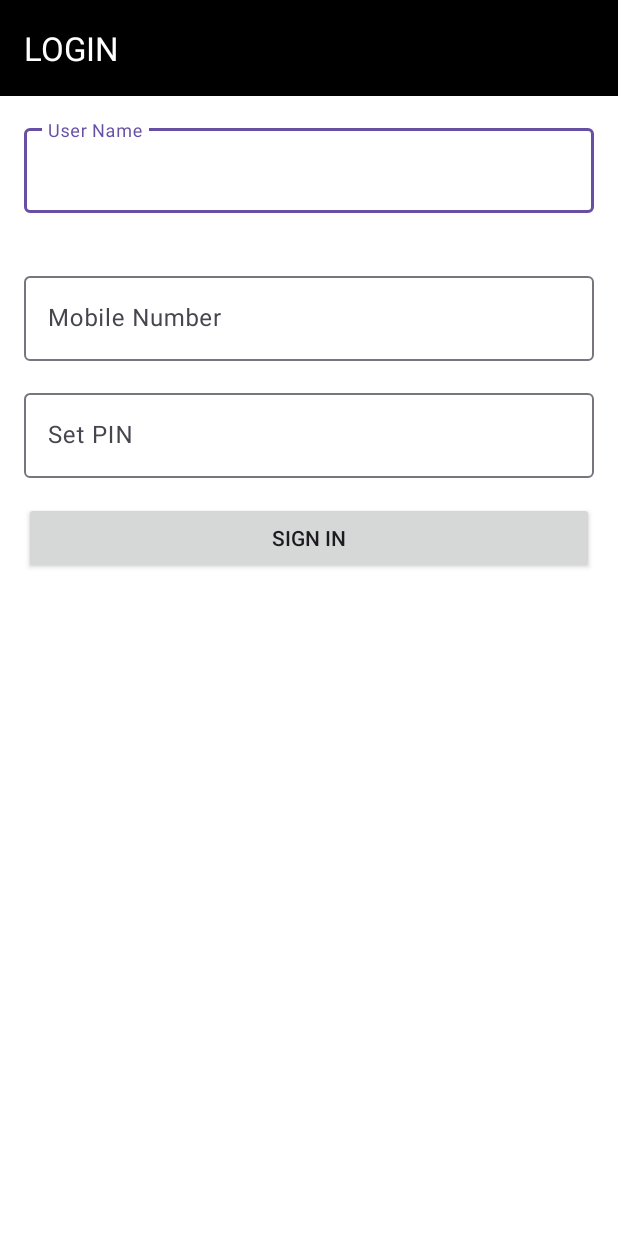
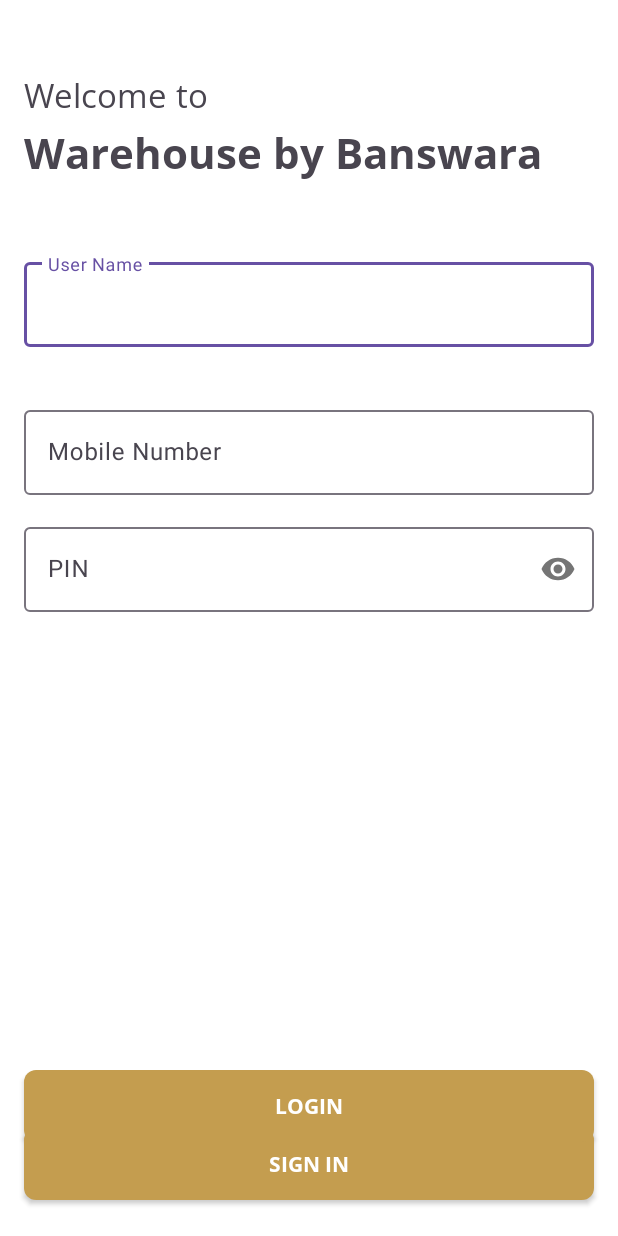
Before and after one commit to siddheshchandorkar/banswara_android_warehouse, an Android app: the screen it shows after launch (LoginActivity), on a phone screen of 412 x 824 dp. Run offline under Robolectric (Android 15) with nearby library versions, the phone set to English and light mode, and no system bars; our stand-ins replace data binding; 10 statements that could not run were skipped.

Commit message:
Login & Sign Up screen design

```diff
--- a/app/src/main/java/com/banswara/warehouse/login/LoginViewModel.kt
+++ b/app/src/main/java/com/banswara/warehouse/login/LoginViewModel.kt
@@ -9,6 +9,7 @@ class LoginViewModel {
 	val userName = MutableLiveData<String>()
 	val userNameError = MutableLiveData<String>()
 	val mobileNumber = MutableLiveData<String>()
+	val isLogin = MutableLiveData<Boolean>(true)
 	val deviceId = MutableLiveData<String>()
 	val pin = MutableLiveData<String>()
 	val events = MutableLiveData<LoginEvents>()
@@ -18,6 +19,10 @@ class LoginViewModel {
 		if(checkSignInValidations()){
 			events.value = LoginEvents.SIGN_IN
 		}
+	}
+
+	fun createAccount(view: View){
+		isLogin.value = false
 	}
 
 	private fun checkSignInValidations(): Boolean {
--- a/app/src/main/java/com/banswara/warehouse/product_details/ProductDetailsActivity.kt
+++ /dev/null
@@ -1,12 +0,0 @@
-package com.banswara.warehouse.product_details
-
-import android.os.Bundle
-import android.os.PersistableBundle
-import androidx.appcompat.app.AppCompatActivity
-
-class ProductDetailsActivity : AppCompatActivity(){
-
-	override fun onCreate(savedInstanceState: Bundle?, persistentState: PersistableBundle?) {
-		super.onCreate(savedInstanceState, persistentState)
-	}
-}
--- a/app/src/main/java/com/banswara/warehouse/product_details/ProductDetailsViewModel.kt
+++ /dev/null
@@ -1,4 +0,0 @@
-package com.banswara.warehouse.product_details
-
-class ProductDetailsViewModel {
-}
--- /dev/null
+++ b/app/src/main/java/com/banswara/warehouse/splash/SplashScreenActivity.kt
@@ -0,0 +1,20 @@
+package com.banswara.warehouse.splash
+
+import android.content.Intent
+import android.os.Bundle
+import android.os.Handler
+import android.os.Looper
+import androidx.appcompat.app.AppCompatActivity
+import com.banswara.warehouse.R
+import com.banswara.warehouse.login.LoginActivity
+
+class SplashScreenActivity : AppCompatActivity() {
+
+	override fun onCreate(savedInstanceState: Bundle?) {
+		super.onCreate(savedInstanceState)
+		setContentView(R.layout.activity_splash_screen)
+		Handler(Looper.getMainLooper()).postDelayed({
+			startActivity(Intent(this, LoginActivity::class.java))
+		},3000)
+	}
+}
--- /dev/null
+++ b/app/src/main/res/drawable/bg_round_golden.xml
@@ -0,0 +1,6 @@
+<?xml version="1.0" encoding="utf-8"?>
+<shape xmlns:android="http://schemas.android.com/apk/res/android"
+    android:shape="rectangle">
+    <solid android:color="#C49D4F" />
+    <corners android:radius="8dp" />
+</shape>
--- /dev/null
+++ b/app/src/main/res/font/font_bold.xml
@@ -0,0 +1,7 @@
+<?xml version="1.0" encoding="utf-8"?>
+<font-family xmlns:android="http://schemas.android.com/apk/res/android">
+
+    <font android:fontStyle="normal"
+        android:fontWeight="400"
+        android:font="@font/open_sans_bold"/>
+</font-family>
--- /dev/null
+++ b/app/src/main/res/font/font_italic.xml
@@ -0,0 +1,7 @@
+<?xml version="1.0" encoding="utf-8"?>
+<font-family xmlns:android="http://schemas.android.com/apk/res/android">
+
+    <font android:fontStyle="normal"
+        android:fontWeight="400"
+        android:font="@font/open_sans_italic"/>
+</font-family>
--- /dev/null
+++ b/app/src/main/res/font/font_medium.xml
@@ -0,0 +1,7 @@
+<?xml version="1.0" encoding="utf-8"?>
+<font-family xmlns:android="http://schemas.android.com/apk/res/android">
+
+    <font android:fontStyle="normal"
+        android:fontWeight="400"
+        android:font="@font/open_sans_medium"/>
+</font-family>
--- /dev/null
+++ b/app/src/main/res/font/font_regular.xml
@@ -0,0 +1,7 @@
+<?xml version="1.0" encoding="utf-8"?>
+<font-family xmlns:android="http://schemas.android.com/apk/res/android">
+
+    <font android:fontStyle="normal"
+        android:fontWeight="400"
+        android:font="@font/open_sans_regular"/>
+</font-family>
--- a/app/src/main/res/layout/activity_login.xml
+++ b/app/src/main/res/layout/activity_login.xml
@@ -1,5 +1,6 @@
 <?xml version="1.0" encoding="utf-8"?>
-<layout xmlns:app="http://schemas.android.com/apk/res-auto">
+<layout xmlns:app="http://schemas.android.com/apk/res-auto"
+    xmlns:tools="http://schemas.android.com/tools">
 
     <data>
 
@@ -15,33 +16,52 @@
         android:layout_height="match_parent"
         android:background="@color/white">
 
-        <com.google.android.material.appbar.AppBarLayout
-            android:id="@+id/appbar"
-            android:layout_width="match_parent"
+        <TextView
+            android:id="@+id/tv_welcome"
+            android:layout_width="wrap_content"
             android:layout_height="wrap_content"
-            app:layout_constraintTop_toTopOf="parent">
+            android:layout_marginStart="16dp"
+            android:layout_marginTop="48dp"
+            android:layout_marginEnd="16dp"
+            android:fontFamily="@font/font_regular"
+            android:text="@{vm.isLogin? @string/welcome_to: @string/sign_up}"
+            android:textSize="22sp"
+            app:layout_constraintStart_toStartOf="parent"
+            app:layout_constraintTop_toTopOf="parent"
+            tools:text="@string/welcome_to" />
 
-            <androidx.appcompat.widget.Toolbar
-                android:layout_width="match_parent"
-                android:layout_height="wrap_content"
-                android:background="@color/black"
-                app:title="LOGIN"
-                app:titleTextColor="@color/white" />
-        </com.google.android.material.appbar.AppBarLayout>
+        <TextView
+            android:id="@+id/tv_warehouse"
+            android:layout_width="0dp"
+            android:layout_height="wrap_content"
+            android:layout_marginStart="16dp"
+            android:layout_marginTop="4dp"
+            android:layout_marginEnd="16dp"
+            app:layout_constraintEnd_toEndOf="parent"
+            android:fontFamily="@font/font_bold"
+            android:text="@{vm.isLogin? @string/warehouse_by_banswara: @string/create_new_account}"
+            android:textSize="28sp"
+            app:layout_constraintStart_toStartOf="parent"
+            app:layout_constraintTop_toBottomOf="@id/tv_welcome"
+            tools:text="@string/warehouse_by_banswara" />
 
         <com.google.android.material.textfield.TextInputLayout
             android:id="@+id/til_user_name"
             android:layout_width="match_parent"
             android:layout_height="wrap_content"
-            android:layout_margin="16dp"
+            android:layout_marginEnd="16dp"
+            android:layout_marginStart="16dp"
+            android:layout_marginTop="48dp"
             android:hint="@string/user_name"
             app:errorEnabled="@{TextUtils.isEmpty(vm.userNameError)}"
-            app:layout_constraintTop_toBottomOf="@id/appbar">
+            app:layout_constraintTop_toBottomOf="@id/tv_warehouse">
 
             <com.google.android.material.textfield.TextInputEditText
                 android:id="@+id/et_user_name"
                 android:layout_width="match_parent"
                 android:layout_height="wrap_content"
+                android:inputType="text"
+                android:maxLength="25"
                 android:text="@={vm.userName}"
                 app:error="@{vm.userNameError}" />
 
@@ -52,14 +72,20 @@
             android:id="@+id/til_mobile_number"
             android:layout_width="match_parent"
             android:layout_height="wrap_content"
-            android:layout_margin="16dp"
+            android:layout_marginEnd="16dp"
+            android:layout_marginStart="16dp"
+            android:layout_marginTop="16dp"
             android:hint="@string/mobile_number"
+            android:visibility="@{!vm.isLogin}"
             app:layout_constraintTop_toBottomOf="@id/til_user_name">
 
             <com.google.android.material.textfield.TextInputEditText
                 android:id="@+id/et_mobile_number"
                 android:layout_width="match_parent"
                 android:layout_height="wrap_content"
+                android:inputType="number"
+                android:digits="0123456789"
+                android:maxLength="10"
                 android:text="@={vm.mobileNumber}" />
 
         </com.google.android.material.textfield.TextInputLayout>
@@ -68,14 +94,19 @@
             android:id="@+id/til_pin"
             android:layout_width="match_parent"
             android:layout_height="wrap_content"
-            android:layout_margin="16dp"
-            android:hint="@string/set_pin"
-            app:layout_constraintTop_toBottomOf="@id/til_mobile_number">
+            android:layout_marginEnd="16dp"
+            android:layout_marginStart="16dp"
+            android:layout_marginTop="16dp"
+            android:hint="@string/pin"
+            app:layout_constraintTop_toBottomOf="@id/til_mobile_number"
+            app:passwordToggleEnabled="true">
 
             <com.google.android.material.textfield.TextInputEditText
                 android:id="@+id/et_pin"
                 android:layout_width="match_parent"
                 android:layout_height="wrap_content"
+                android:inputType="numberPassword"
+                android:maxLength="4"
                 android:text="@={vm.pin}" />
 
         </com.google.android.material.textfield.TextInputLayout>
@@ -84,20 +115,67 @@
             android:id="@+id/btn_sign_in"
             android:layout_width="match_parent"
             android:layout_height="wrap_content"
-            android:layout_margin="16dp"
+            android:layout_marginStart="16dp"
+            android:layout_marginEnd="16dp"
+            android:layout_marginBottom="24dp"
+            android:background="@drawable/bg_round_golden"
             android:onClick="@{vm.signIn}"
+            android:visibility="@{!vm.isLogin}"
             android:text="@string/sign_in"
-            app:layout_constraintTop_toBottomOf="@id/til_pin" />
+            android:textColor="@color/white"
+            android:fontFamily="@font/open_sans_bold"
+            app:layout_constraintBottom_toBottomOf="parent"
+            tools:visibility="gone" />
 
         <androidx.appcompat.widget.AppCompatButton
             android:id="@+id/btn_log_in"
             android:layout_width="match_parent"
             android:layout_height="wrap_content"
             android:layout_margin="16dp"
+            android:textColor="@color/white"
+            android:background="@drawable/bg_round_golden"
             android:onClick="@{vm.logIn}"
+            android:visibility="@{vm.isLogin}"
             android:text="@string/login"
-            android:visibility="gone"
-            app:layout_constraintTop_toBottomOf="@id/til_pin" />
+            android:fontFamily="@font/open_sans_bold"
+            app:layout_constraintBottom_toTopOf="@id/ll_sign_up" />
+
+        <LinearLayout
+            android:id="@+id/ll_sign_up"
+            android:layout_width="match_parent"
+            android:layout_height="wrap_content"
+            android:layout_marginBottom="24dp"
+            android:gravity="center"
+            android:onClick="@{vm.createAccount}"
+            android:visibility="@{vm.isLogin}"
+            app:layout_constraintBottom_toBottomOf="parent"
+            android:orientation="horizontal">
+            <TextView
+                android:id="@+id/tv_create_account"
+                android:layout_width="wrap_content"
+                android:layout_height="wrap_content"
+                android:text="@string/don_t_have_an_account"
+                android:textSize="16sp"
+                android:fontFamily="@font/open_sans_regular"
+                app:layout_constraintVertical_chainStyle="spread"
+                app:layout_constraintStart_toEndOf="@id/tv_sign_up"
+                app:layout_constraintBottom_toBottomOf="parent"
+                app:layout_constraintStart_toStartOf="parent" />
+
+            <TextView
+                android:id="@+id/tv_sign_up"
+                android:layout_width="wrap_content"
+                android:layout_height="wrap_content"
+                android:fontFamily="@font/open_sans_bold"
+                android:text="@string/sign_up"
+                android:textSize="16sp"
+                android:layout_marginStart="5dp"
+                app:layout_constraintStart_toEndOf="@id/tv_create_account"
+                app:layout_constraintBottom_toBottomOf="parent"
+                app:layout_constraintEnd_toEndOf="parent"
+                app:layout_constraintHorizontal_chainStyle="packed" />
+
+        </LinearLayout>
 
     </androidx.constraintlayout.widget.ConstraintLayout>
 
--- /dev/null
+++ b/app/src/main/res/layout/activity_splash_screen.xml
@@ -0,0 +1,25 @@
+<?xml version="1.0" encoding="utf-8"?>
+<LinearLayout xmlns:android="http://schemas.android.com/apk/res/android"
+    android:layout_width="match_parent"
+    android:layout_height="match_parent"
+    android:gravity="center"
+    android:orientation="vertical">
+
+    <ImageView
+        android:id="@+id/iv_logo"
+        android:layout_width="wrap_content"
+        android:layout_height="wrap_content"
+        android:src="@drawable/splash_logo"/>
+
+    <TextView
+        android:layout_width="wrap_content"
+        android:layout_height="wrap_content"
+        android:layout_marginTop="32dp"
+        android:layout_marginEnd="16dp"
+        android:layout_marginStart="16dp"
+        android:gravity="center"
+        android:textSize="28sp"
+        android:fontFamily="@font/open_sans_bold"
+        android:text="@string/banswara_warehouse"/>
+
+</LinearLayout>
--- a/app/src/main/res/values/colors.xml
+++ b/app/src/main/res/values/colors.xml
@@ -2,4 +2,5 @@
 <resources>
     <color name="black">#FF000000</color>
     <color name="white">#FFFFFFFF</color>
+    <color name="c_C49D4F">#C49D4F</color>
 </resources>
--- a/app/src/main/res/values/strings.xml
+++ b/app/src/main/res/values/strings.xml
@@ -5,4 +5,11 @@
     <string name="set_pin">Set PIN</string>
     <string name="sign_in">Sign IN</string>
     <string name="login">Login</string>
+    <string name="banswara_warehouse">Banswara Warehouse</string>
+    <string name="welcome_to">Welcome to</string>
+    <string name="warehouse_by_banswara">Warehouse by Banswara</string>
+    <string name="sign_up">Sign up</string>
+    <string name="create_new_account">Create a new account</string>
+    <string name="pin">PIN</string>
+    <string name="don_t_have_an_account">Don’t have an account?</string>
 </resources>
```
Also changed, not shown: app/src/main/AndroidManifest.xml (+5 -5 lines), app/src/main/res/drawable/splash_logo.png (added), app/src/main/res/font/open_sans_bold.ttf (added), app/src/main/res/font/open_sans_italic.ttf (added), app/src/main/res/font/open_sans_medium.ttf (added), app/src/main/res/font/open_sans_regular.ttf (added).
